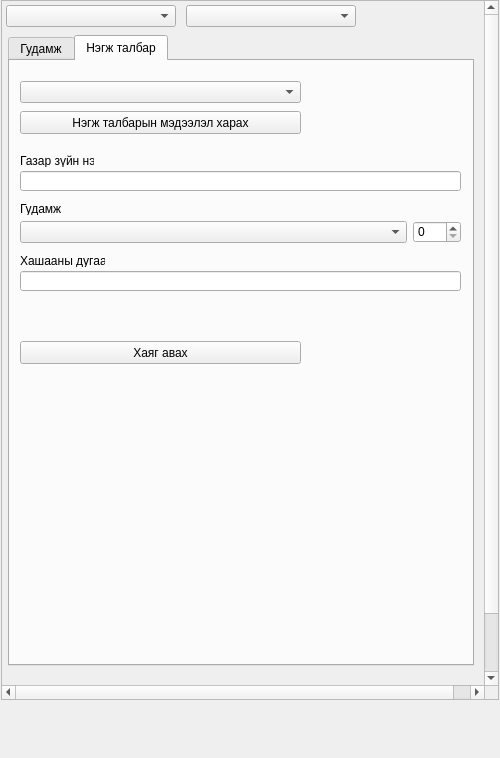
teamlm2/lm2_mgis, file view/AddressNavigatorWidget.ui: the form before one commit.
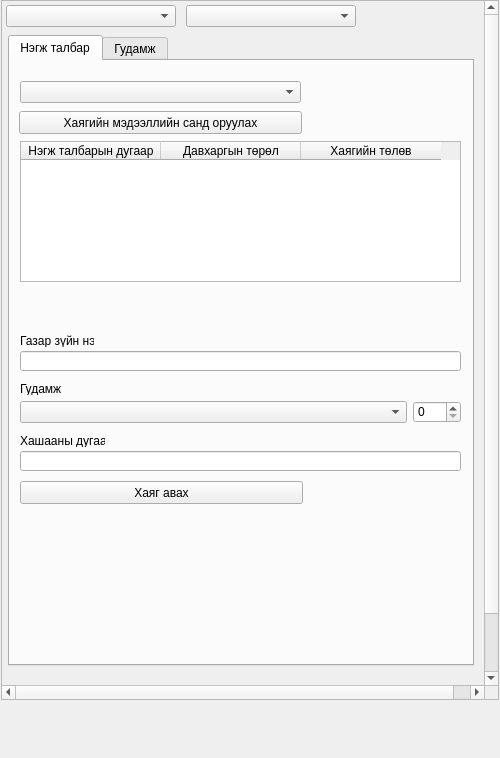
The form after the commit.

```diff
--- a/view/AddressNavigatorWidget.ui
+++ b/view/AddressNavigatorWidget.ui
@@ -121,6 +121,154 @@
       <property name="currentIndex">
        <number>1</number>
       </property>
+      <widget class="QWidget" name="tab_2">
+       <attribute name="title">
+        <string>Нэгж талбар</string>
+       </attribute>
+       <widget class="QPushButton" name="selected_parcel_load_button">
+        <property name="geometry">
+         <rect>
+          <x>9</x>
+          <y>50</y>
+          <width>283</width>
+          <height>23</height>
+         </rect>
+        </property>
+        <property name="text">
+         <string>Хаягийн мэдээллийн санд оруулах</string>
+        </property>
+       </widget>
+       <widget class="QLineEdit" name="geographic_name_edit">
+        <property name="geometry">
+         <rect>
+          <x>10</x>
+          <y>290</y>
+          <width>441</width>
+          <height>20</height>
+         </rect>
+        </property>
+       </widget>
+       <widget class="QLabel" name="label">
+        <property name="geometry">
+         <rect>
+          <x>10</x>
+          <y>273</y>
+          <width>74</width>
+          <height>13</height>
+         </rect>
+        </property>
+        <property name="text">
+         <string>Газар зүйн нэр</string>
+        </property>
+       </widget>
+       <widget class="QLineEdit" name="khashaa_no_edit">
+        <property name="geometry">
+         <rect>
+          <x>10</x>
+          <y>390</y>
+          <width>441</width>
+          <height>20</height>
+         </rect>
+        </property>
+       </widget>
+       <widget class="QLabel" name="label_2">
+        <property name="geometry">
+         <rect>
+          <x>10</x>
+          <y>373</y>
+          <width>85</width>
+          <height>13</height>
+         </rect>
+        </property>
+        <property name="text">
+         <string>Хашааны дугаар</string>
+        </property>
+       </widget>
+       <widget class="QLabel" name="label_3">
+        <property name="geometry">
+         <rect>
+          <x>10</x>
+          <y>321</y>
+          <width>74</width>
+          <height>13</height>
+         </rect>
+        </property>
+        <property name="text">
+         <string>Гудамж</string>
+        </property>
+       </widget>
+       <widget class="QComboBox" name="street_cbox">
+        <property name="geometry">
+         <rect>
+          <x>10</x>
+          <y>340</y>
+          <width>387</width>
+          <height>22</height>
+         </rect>
+        </property>
+       </widget>
+       <widget class="QSpinBox" name="spinBox">
+        <property name="geometry">
+         <rect>
+          <x>403</x>
+          <y>340</y>
+          <width>48</width>
+          <height>22</height>
+         </rect>
+        </property>
+       </widget>
+       <widget class="QComboBox" name="layer_type_cbox">
+        <property name="geometry">
+         <rect>
+          <x>10</x>
+          <y>20</y>
+          <width>281</width>
+          <height>22</height>
+         </rect>
+        </property>
+       </widget>
+       <widget class="QPushButton" name="get_address_button">
+        <property name="geometry">
+         <rect>
+          <x>10</x>
+          <y>420</y>
+          <width>283</width>
+          <height>23</height>
+         </rect>
+        </property>
+        <property name="text">
+         <string>Хаяг авах</string>
+        </property>
+       </widget>
+       <widget class="QTableWidget" name="address_parcel_twidget">
+        <property name="geometry">
+         <rect>
+          <x>10</x>
+          <y>80</y>
+          <width>441</width>
+          <height>141</height>
+         </rect>
+        </property>
+        <attribute name="horizontalHeaderDefaultSectionSize">
+         <number>140</number>
+        </attribute>
+        <column>
+         <property name="text">
+          <string>Нэгж талбарын дугаар</string>
+         </property>
+        </column>
+        <column>
+         <property name="text">
+          <string>Давхаргын төрөл</string>
+         </property>
+        </column>
+        <column>
+         <property name="text">
+          <string>Хаягийн төлөв</string>
+         </property>
+        </column>
+       </widget>
+      </widget>
       <widget class="QWidget" name="tab">
        <attribute name="title">
         <string>Гудамж</string>
@@ -208,126 +356,6 @@
         </widget>
        </widget>
       </widget>
-      <widget class="QWidget" name="tab_2">
-       <attribute name="title">
-        <string>Нэгж талбар</string>
-       </attribute>
-       <widget class="QPushButton" name="selected_parcel_load_button">
-        <property name="geometry">
-         <rect>
-          <x>10</x>
-          <y>50</y>
-          <width>281</width>
-          <height>23</height>
-         </rect>
-        </property>
-        <property name="text">
-         <string>Нэгж талбарын мэдээлэл харах</string>
-        </property>
-       </widget>
-       <widget class="QLineEdit" name="geographic_name_edit">
-        <property name="geometry">
-         <rect>
-          <x>10</x>
-          <y>110</y>
-          <width>441</width>
-          <height>20</height>
-         </rect>
-        </property>
-       </widget>
-       <widget class="QLabel" name="label">
-        <property name="geometry">
-         <rect>
-          <x>10</x>
-          <y>93</y>
-          <width>74</width>
-          <height>13</height>
-         </rect>
-        </property>
-        <property name="text">
-         <string>Газар зүйн нэр</string>
-        </property>
-       </widget>
-       <widget class="QLineEdit" name="khashaa_no_edit">
-        <property name="geometry">
-         <rect>
-          <x>10</x>
-          <y>210</y>
-          <width>441</width>
-          <height>20</height>
-         </rect>
-        </property>
-       </widget>
-       <widget class="QLabel" name="label_2">
-        <property name="geometry">
-         <rect>
-          <x>10</x>
-          <y>193</y>
-          <width>85</width>
-          <height>13</height>
-         </rect>
-        </property>
-        <property name="text">
-         <string>Хашааны дугаар</string>
-        </property>
-       </widget>
-       <widget class="QLabel" name="label_3">
-        <property name="geometry">
-         <rect>
-          <x>10</x>
-          <y>141</y>
-          <width>74</width>
-          <height>13</height>
-         </rect>
-        </property>
-        <property name="text">
-         <string>Гудамж</string>
-        </property>
-       </widget>
-       <widget class="QComboBox" name="street_cbox">
-        <property name="geometry">
-         <rect>
-          <x>10</x>
-          <y>160</y>
-          <width>387</width>
-          <height>22</height>
-         </rect>
-        </property>
-       </widget>
-       <widget class="QSpinBox" name="spinBox">
-        <property name="geometry">
-         <rect>
-          <x>403</x>
-          <y>160</y>
-          <width>48</width>
-          <height>22</height>
-         </rect>
-        </property>
-       </widget>
-       <widget class="QComboBox" name="layer_type_cbox">
-        <property name="geometry">
-         <rect>
-          <x>10</x>
-          <y>20</y>
-          <width>281</width>
-          <height>22</height>
-         </rect>
-        </property>
-       </widget>
-       <widget class="QPushButton" name="get_address_button">
-        <property name="geometry">
-         <rect>
-          <x>10</x>
-          <y>280</y>
-          <width>281</width>
-          <height>23</height>
-         </rect>
-        </property>
-        <property name="text">
-         <string>Хаяг авах</string>
-        </property>
-       </widget>
-      </widget>
      </widget>
     </widget>
    </widget>
```
Left out of the diff: 2 changed lines with no effect on the pictures.
